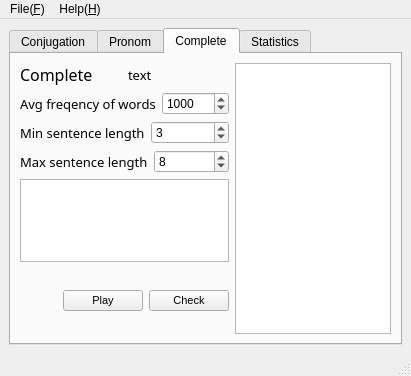
shijie-xu/conj, file mainwindow.ui: the form before one commit.
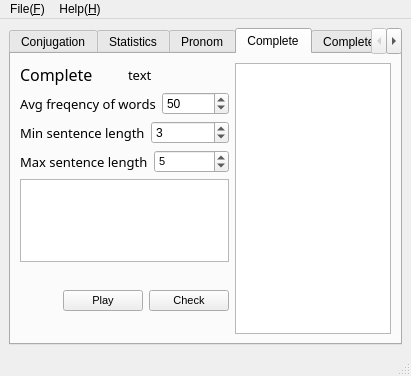
The form after the commit. The open tabs and pages were chosen to show the change.

Patch:
```diff
--- a/mainwindow.ui
+++ b/mainwindow.ui
@@ -18,7 +18,7 @@
     <item>
      <widget class="QTabWidget" name="tabWidget">
       <property name="currentIndex">
-       <number>2</number>
+       <number>5</number>
       </property>
       <widget class="QWidget" name="tab">
        <attribute name="title">
@@ -110,6 +110,16 @@
         </item>
        </layout>
       </widget>
+      <widget class="QWidget" name="tab_3">
+       <attribute name="title">
+        <string>Statistics</string>
+       </attribute>
+       <layout class="QHBoxLayout" name="horizontalLayout_5">
+        <item>
+         <layout class="QHBoxLayout" name="hb_sta"/>
+        </item>
+       </layout>
+      </widget>
       <widget class="QWidget" name="tab_2">
        <attribute name="title">
         <string>Pronom</string>
@@ -168,8 +178,6 @@
        <attribute name="title">
         <string>Complete</string>
        </attribute>
-       <layout class="QHBoxLayout" name="horizontalLayout_14">
-        <item>
          <layout class="QHBoxLayout" name="horizontalLayout_13">
           <item>
            <layout class="QVBoxLayout" name="verticalLayout_5">
@@ -224,7 +232,7 @@
                  <number>100000</number>
                 </property>
                 <property name="value">
-                 <number>1000</number>
+               <number>50</number>
                 </property>
                 <property name="displayIntegerBase">
                  <number>10</number>
@@ -274,8 +282,13 @@
               </item>
               <item>
                <widget class="QSpinBox" name="spin_max">
+              <property name="font">
+               <font>
+                <pointsize>8</pointsize>
+               </font>
+              </property>
                 <property name="value">
-                 <number>8</number>
+               <number>5</number>
                 </property>
                </widget>
               </item>
@@ -386,19 +399,22 @@
            </widget>
           </item>
          </layout>
-        </item>
-       </layout>
       </widget>
-      <widget class="QWidget" name="tab_3">
+      <widget class="QWidget" name="tab_5">
        <attribute name="title">
-        <string>Statistics</string>
+        <string>Complete Statistics</string>
        </attribute>
-       <layout class="QHBoxLayout" name="horizontalLayout_5">
+       <layout class="QHBoxLayout" name="horizontalLayout_15">
         <item>
-         <layout class="QHBoxLayout" name="hb_sta"/>
+         <layout class="QVBoxLayout" name="vb_cs"/>
         </item>
        </layout>
       </widget>
+      <widget class="QWidget" name="tab_6">
+       <attribute name="title">
+        <string>History</string>
+       </attribute>
+      </widget>
      </widget>
     </item>
    </layout>
```
Lines whose indentation alone changed are shown as unchanged.
